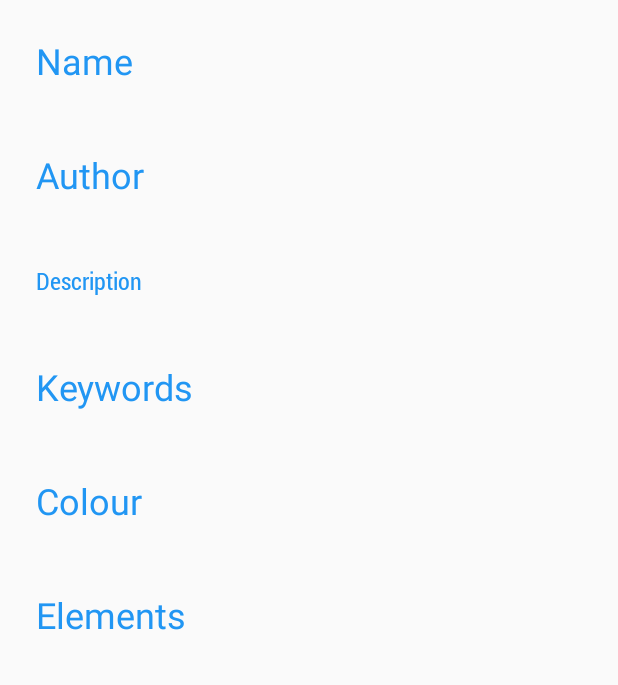
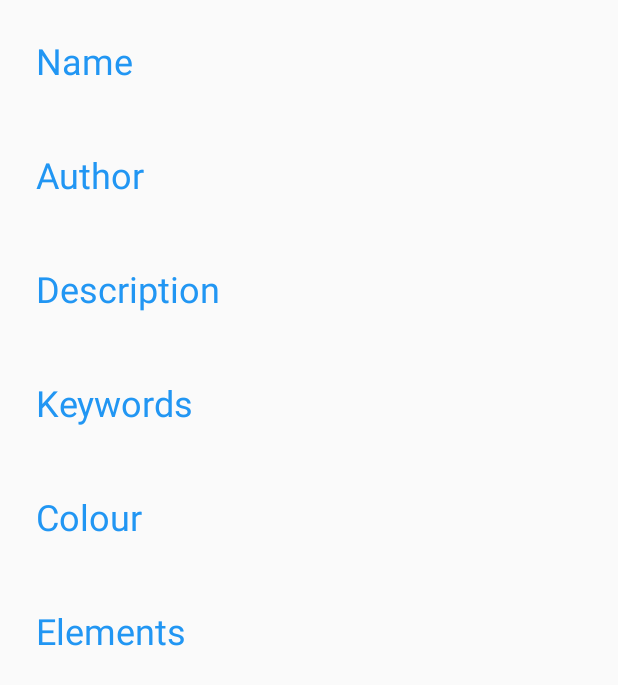
Before and after one commit to geeteshk/Hyper, an Android app: the layout sheet_about.xml on its own in the app's theme, with its tools: preview values and no code run, on a phone screen of 412 x 824 dp. Shown: the top 685 px of the screen. Run offline under Robolectric (Android 15) with nearby library versions, the phone set to English and light mode, and no system bars; Roboto replaces fonts that are not available here.

Commit message:
Polymer: Design fixes
* Fixed bug where status bar colour was grey during setup
* Fixed a little text formatting derp

```diff
--- a/app/src/main/java/io/geeteshk/hyper/polymer/SetupActivity.java
+++ b/app/src/main/java/io/geeteshk/hyper/polymer/SetupActivity.java
@@ -1,5 +1,6 @@
 package io.geeteshk.hyper.polymer;
 
+import android.os.Build;
 import android.os.Bundle;
 import android.support.v7.app.AppCompatActivity;
 import android.widget.ProgressBar;
@@ -23,6 +24,10 @@ public class SetupActivity extends AppCompatActivity {
         super.onCreate(savedInstanceState);
         setContentView(R.layout.activity_setup);
 
+        if (Build.VERSION.SDK_INT >= 21) {
+            getWindow().setStatusBarColor(0xFFE64A19);
+        }
+
         if (getSupportActionBar() != null) {
             getSupportActionBar().hide();
         }
--- a/app/src/main/res/layout/sheet_about.xml
+++ b/app/src/main/res/layout/sheet_about.xml
@@ -45,8 +45,7 @@
             android:layout_height="wrap_content"
             android:layout_marginBottom="8dp"
             android:text="@string/about_desc"
-            android:textSize="16sp"
-            android:typeface="sans" />
+            android:textSize="24sp" />
 
         <TextView
             android:id="@+id/project_description"
```
